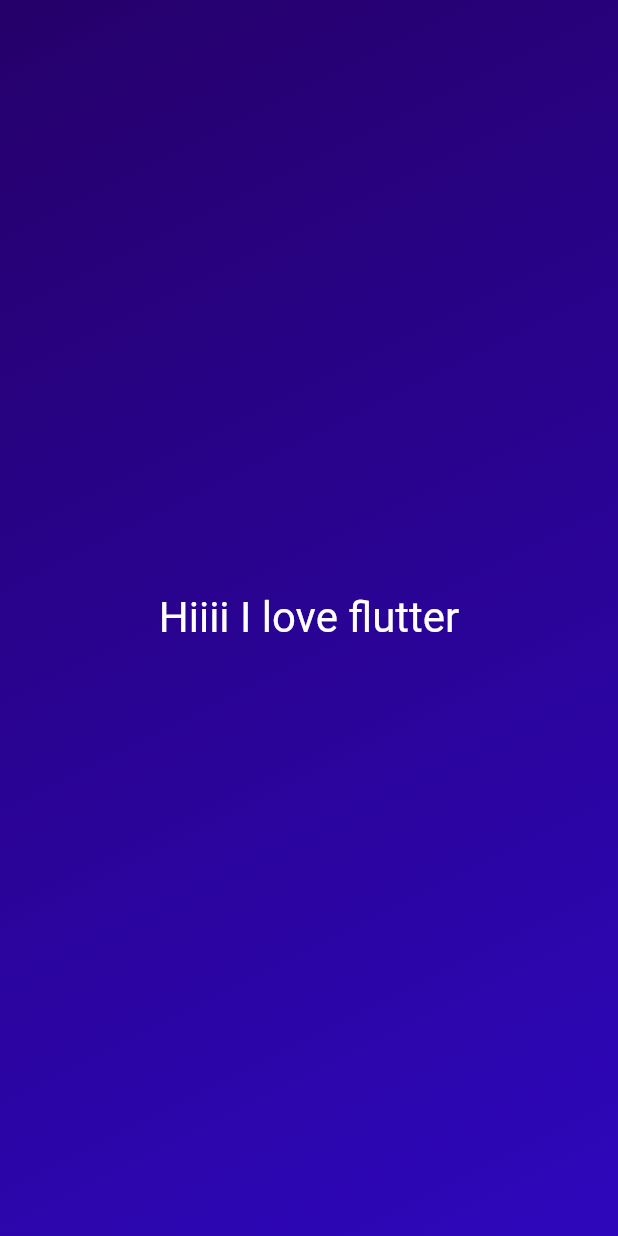
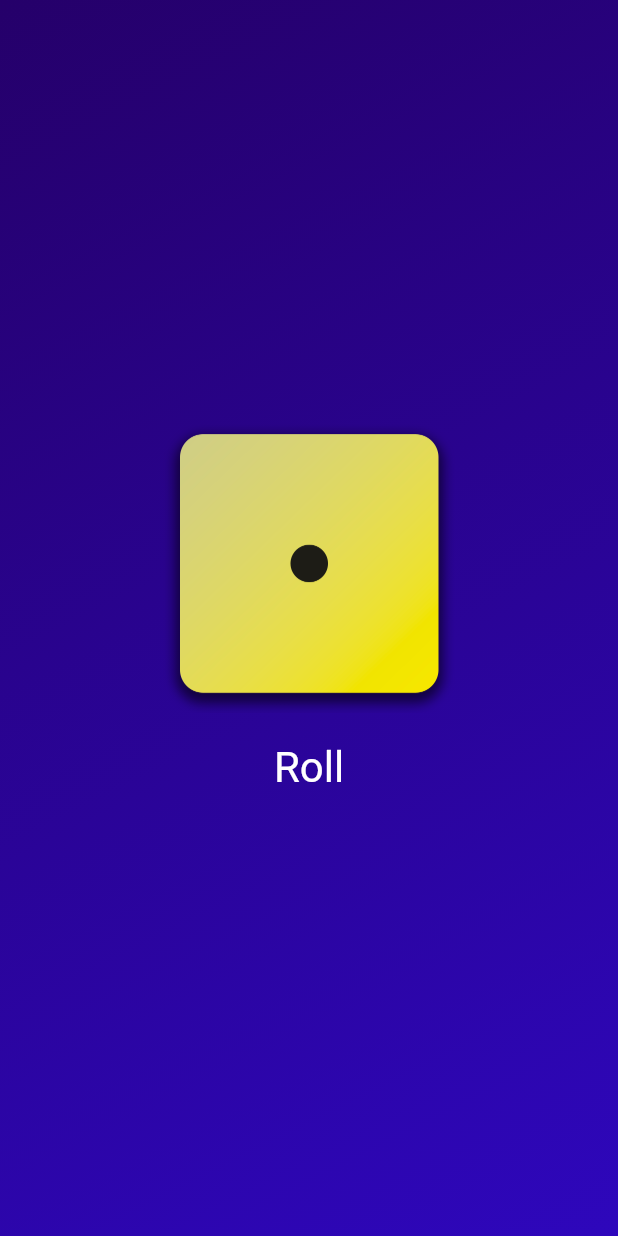
Before and after one commit to Claudioibe/learning_flutter, a Flutter app: the screen it shows after launch, on a phone screen of 412 x 824 dp. Run offline on Flutter 3.47's test engine with Material 2 defaults, Android fonts, the phone set to English and light mode, and no system bars.

Commit message:
final push(dice roller app complete)

```diff
--- /dev/null
+++ b/lib/dice_roller.dart
@@ -0,0 +1,44 @@
+import 'package:flutter/material.dart';
+import 'dart:math';
+
+class DiceRoller extends StatefulWidget {
+  const DiceRoller({super.key});
+
+  @override
+  State<DiceRoller> createState() {
+    return _DiceRollerState();
+  }
+}
+
+var activeDiceImage = 'assets/images/dice-1.png';
+
+class _DiceRollerState extends State<DiceRoller> {
+  void rollDice() {
+    setState(() {
+      var diceRoll = Random().nextInt(6) + 1;
+      activeDiceImage = 'assets/images/dice-$diceRoll.png';
+    });
+  }
+
+  @override
+  Widget build(context) {
+    return Column(
+      mainAxisSize: MainAxisSize.min,
+      children: [
+        Image.asset(
+          activeDiceImage,
+          width: 200,
+        ),
+        TextButton(
+          onPressed: rollDice,
+          style: TextButton.styleFrom(
+            padding: const EdgeInsets.all(20),
+            foregroundColor: Colors.white,
+            textStyle: const TextStyle(fontSize: 28),
+          ),
+          child: const Text('Roll'),
+        )
+      ],
+    );
+  }
+}
--- a/lib/gradient_container.dart
+++ b/lib/gradient_container.dart
@@ -1,30 +1,32 @@
 import 'package:flutter/material.dart';
-import 'package:learn/styled_text.dart';
+import 'package:learn/dice_roller.dart';
 
 const startAlignment = Alignment.topLeft;
 const endAlignment = Alignment.bottomRight;
 
 class GradientContainer extends StatelessWidget {
-  const GradientContainer(this.firstColor, this.secondColor, {super.key});
+ const GradientContainer(this.firstColor, this.secondColor, {super.key});
 
   final Color firstColor;
   final Color secondColor;
 
+
   @override
   Widget build(context) {
     return Container(
-      decoration:  BoxDecoration(
+      decoration: BoxDecoration(
         gradient: LinearGradient(
           colors: [
             firstColor,
             secondColor,
-
           ],
           begin: startAlignment,
           end: endAlignment,
         ),
       ),
-      child: const Center(child: StyledText("Hiiii I love flutter")),
+      child: const Center(
+        child: DiceRoller(),
+      ),
     );
   }
 }
--- a/lib/main.dart
+++ b/lib/main.dart
@@ -1,10 +1,12 @@
 import 'package:flutter/material.dart';
 import 'package:learn/gradient_container.dart';
+
 void main() {
   runApp(
-   const MaterialApp(
+    MaterialApp(
       home: Scaffold(
-        body: GradientContainer(Color.fromARGB(255, 37, 0, 106), Color.fromARGB(255, 46, 7, 188)),
+        body:  GradientContainer(
+           const Color.fromARGB(255, 37, 0, 106), const Color.fromARGB(255, 46, 7, 188)),
       ),
     ),
   );
```
Also changed, not shown: pubspec.yaml (+7 -3 lines), assets/images/dice-1.png (added), assets/images/dice-2.png (added), assets/images/dice-3.png (added), assets/images/dice-4.png (added), assets/images/dice-5.png (added), assets/images/dice-6.png (added), lib/styled_text.dart (line endings or trailing spaces).
